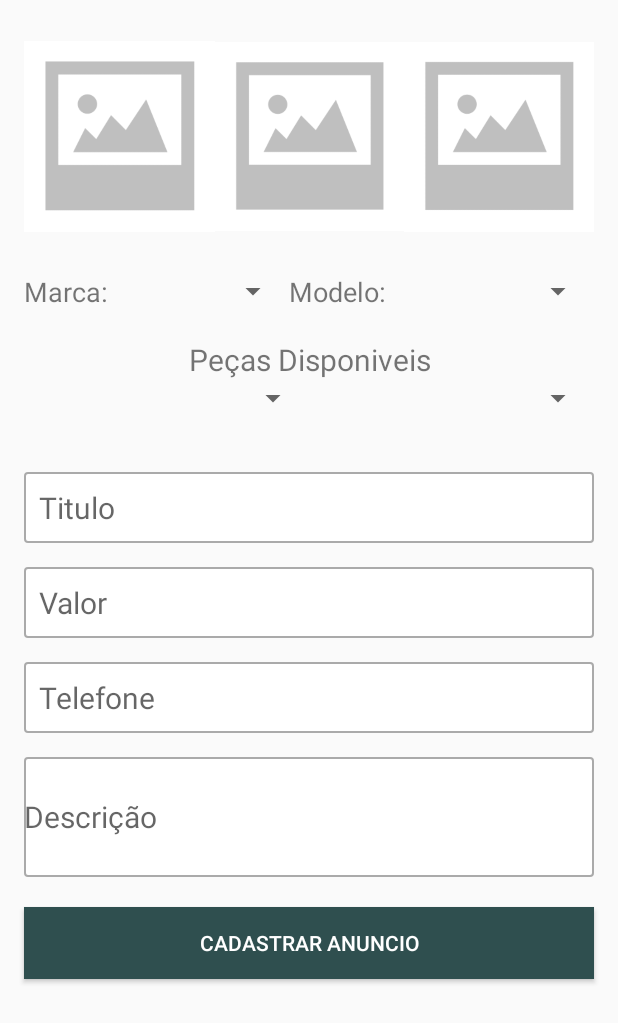
After one commit to EdsonRgr/LeilaoAutoPecasTech, an Android app: the CadastrarAnuncios screen opened directly, with no data from a screen before it, on a phone screen of 412 x 824 dp. The commit adds this screen. Shown: the top 1023 px of the screen. Run offline under Robolectric (Android 15) with nearby library versions, the phone set to English and light mode, and no system bars.

Commit message:
Tela de cadastro Anuncios

```diff
--- a/LeilaoAutoPecasTech/app/build.gradle
+++ b/LeilaoAutoPecasTech/app/build.gradle
@@ -24,6 +24,7 @@ dependencies {
     implementation fileTree(dir: 'libs', include: ['*.jar'])
     implementation 'androidx.appcompat:appcompat:1.1.0'
     implementation 'androidx.constraintlayout:constraintlayout:1.1.3'
+    implementation 'com.google.android.material:material:1.0.0'
     testImplementation 'junit:junit:4.12'
     androidTestImplementation 'androidx.test.ext:junit:1.1.1'
     androidTestImplementation 'androidx.test.espresso:espresso-core:3.2.0'
@@ -36,6 +37,7 @@ dependencies {
     implementation 'com.google.firebase:firebase-storage:19.1.0'
     implementation 'com.google.firebase:firebase-database:19.2.0'
     implementation 'com.google.firebase:firebase-core:17.2.1'
+
 }
 
 apply plugin: 'com.google.gms.google-services'
--- /dev/null
+++ b/LeilaoAutoPecasTech/app/src/main/java/com/example/leilaoautopecastech/activity/CadastrarAnuncios.java
@@ -0,0 +1,16 @@
+package com.example.leilaoautopecastech.activity;
+
+import androidx.appcompat.app.AppCompatActivity;
+
+import android.os.Bundle;
+
+import com.example.leilaoautopecastech.R;
+
+public class CadastrarAnuncios extends AppCompatActivity {
+
+    @Override
+    protected void onCreate(Bundle savedInstanceState) {
+        super.onCreate(savedInstanceState);
+        setContentView(R.layout.activity_cadastrar_anuncios);
+    }
+}
--- a/LeilaoAutoPecasTech/app/src/main/java/com/example/leilaoautopecastech/activity/LoginActivity.java
+++ b/LeilaoAutoPecasTech/app/src/main/java/com/example/leilaoautopecastech/activity/LoginActivity.java
@@ -9,7 +9,6 @@ import android.view.View;
 import android.widget.EditText;
 import android.widget.Toast;
 
-import com.example.leilaoautopecastech.MainActivity;
 import com.example.leilaoautopecastech.R;
 import com.example.leilaoautopecastech.config.configFirebase;
 import com.example.leilaoautopecastech.model.PessoaFisica;
--- a/LeilaoAutoPecasTech/app/src/main/java/com/example/leilaoautopecastech/MainActivity.java
+++ b/LeilaoAutoPecasTech/app/src/main/java/com/example/leilaoautopecastech/activity/MainActivity.java
@@ -1,8 +1,10 @@
-package com.example.leilaoautopecastech;
+package com.example.leilaoautopecastech.activity;
 
 import androidx.appcompat.app.AppCompatActivity;
 
 import android.os.Bundle;
+
+import com.example.leilaoautopecastech.R;
 
 public class MainActivity extends AppCompatActivity {
 
--- /dev/null
+++ b/LeilaoAutoPecasTech/app/src/main/res/drawable/bg_edit_text.xml
@@ -0,0 +1,10 @@
+<?xml version="1.0" encoding="utf-8"?>
+<shape xmlns:android="http://schemas.android.com/apk/res/android"
+    android:shape="rectangle">
+
+    <solid android:color="#ffffff" />
+    <stroke android:width="1dp"
+        android:color="@android:color/darker_gray" />
+    <corners android:radius="2dp" />
+
+</shape>
--- /dev/null
+++ b/LeilaoAutoPecasTech/app/src/main/res/drawable/ic_add_white_24dp.xml
@@ -0,0 +1,5 @@
+<vector android:height="24dp" android:tint="#FFFFFF"
+    android:viewportHeight="24.0" android:viewportWidth="24.0"
+    android:width="24dp" xmlns:android="http://schemas.android.com/apk/res/android">
+    <path android:fillColor="#FF000000" android:pathData="M19,13h-6v6h-2v-6H5v-2h6V5h2v6h6v2z"/>
+</vector>
--- /dev/null
+++ b/LeilaoAutoPecasTech/app/src/main/res/layout/activity_cadastrar_anuncios.xml
@@ -0,0 +1,166 @@
+<?xml version="1.0" encoding="utf-8"?>
+<ScrollView
+    xmlns:android="http://schemas.android.com/apk/res/android"
+    android:layout_width="match_parent"
+    android:layout_height="match_parent">
+
+<LinearLayout xmlns:android="http://schemas.android.com/apk/res/android"
+    xmlns:app="http://schemas.android.com/apk/res-auto"
+    xmlns:tools="http://schemas.android.com/tools"
+    android:layout_width="match_parent"
+    android:layout_height="match_parent"
+    android:clipToPadding="false"
+    android:orientation="vertical"
+    android:padding="16dp"
+    tools:context=".activity.CadastrarAnuncios">
+
+
+    <LinearLayout
+        android:layout_width="match_parent"
+        android:layout_height="150dp"
+        android:layout_marginBottom="16dp"
+        android:orientation="horizontal">
+
+        <ImageView
+            android:id="@+id/cadImgAnuncio1"
+            android:layout_width="1dp"
+            android:layout_height="wrap_content"
+            android:layout_weight="1"
+            app:srcCompat="@drawable/padrao" />
+
+        <ImageView
+            android:id="@+id/cadImgAnuncio2"
+            android:layout_width="0dp"
+            android:layout_height="wrap_content"
+            android:layout_weight="1"
+            app:srcCompat="@drawable/padrao" />
+
+        <ImageView
+            android:id="@+id/cadImgAnuncio3"
+            android:layout_width="0dp"
+            android:layout_height="wrap_content"
+            android:layout_weight="1"
+            app:srcCompat="@drawable/padrao" />
+
+    </LinearLayout>
+
+    <LinearLayout
+        android:layout_width="match_parent"
+        android:layout_height="wrap_content"
+        android:orientation="horizontal">
+
+        <TextView
+            android:id="@+id/textView8"
+            android:layout_width="60dp"
+            android:layout_height="wrap_content"
+            android:text="Marca:"
+            android:textSize="18sp" />
+
+        <Spinner
+            android:id="@+id/spinner"
+            android:layout_width="match_parent"
+            android:layout_height="wrap_content"
+            android:layout_marginBottom="20dp"
+            android:layout_weight="1" />
+
+        <TextView
+            android:id="@+id/textView9"
+            android:layout_width="351dp"
+            android:layout_height="wrap_content"
+            android:layout_weight="1"
+            android:text="Modelo:"
+            android:textSize="18sp" />
+
+        <Spinner
+            android:id="@+id/spinner3"
+            android:layout_width="match_parent"
+            android:layout_height="wrap_content"
+            android:layout_weight="1" />
+    </LinearLayout>
+
+    <TextView
+        android:id="@+id/textView10"
+        android:layout_width="380dp"
+        android:layout_height="wrap_content"
+        android:text="Peças Disponiveis"
+        android:textAlignment="center"
+        android:textSize="20sp" />
+
+    <LinearLayout
+        android:layout_width="match_parent"
+        android:layout_height="46dp"
+        android:layout_marginBottom="15sp"
+        android:orientation="horizontal">
+
+        <Spinner
+            android:id="@+id/spinner4"
+            android:layout_width="match_parent"
+            android:layout_height="wrap_content"
+            android:layout_weight="1" />
+
+        <Spinner
+            android:id="@+id/spinner5"
+            android:layout_width="match_parent"
+            android:layout_height="wrap_content"
+            android:layout_weight="1" />
+    </LinearLayout>
+
+    <EditText
+        android:id="@+id/editText"
+        android:layout_width="match_parent"
+        android:layout_height="wrap_content"
+        android:layout_marginBottom="16dp"
+        android:background="@drawable/bg_edit_text"
+        android:ems="10"
+        android:hint="Titulo"
+        android:inputType="textPersonName"
+        android:padding="10dp"
+        android:textSize="20dp" />
+
+    <EditText
+        android:id="@+id/editText2"
+        android:layout_width="match_parent"
+        android:layout_height="wrap_content"
+        android:layout_marginBottom="16dp"
+        android:background="@drawable/bg_edit_text"
+        android:ems="10"
+        android:hint="Valor"
+        android:inputType="textPersonName"
+        android:padding="10dp"
+        android:textSize="20dp" />
+
+    <EditText
+        android:id="@+id/editText4"
+        android:layout_width="match_parent"
+        android:layout_height="wrap_content"
+        android:layout_marginBottom="16dp"
+        android:background="@drawable/bg_edit_text"
+        android:ems="10"
+        android:hint="Telefone"
+        android:inputType="textPersonName"
+        android:padding="10dp"
+        android:textSize="20dp" />
+
+    <EditText
+        android:id="@+id/editText3"
+        android:layout_width="match_parent"
+        android:layout_height="80dp"
+        android:layout_marginBottom="20dp"
+        android:background="@drawable/bg_edit_text"
+        android:ems="10"
+        android:hint="Descrição"
+        android:inputType="textPersonName"
+        android:textSize="20dp" />
+
+    <Button
+        android:id="@+id/button2"
+        android:layout_width="match_parent"
+        android:layout_height="wrap_content"
+        android:text="Cadastrar Anuncio"
+        android:textColor="#ffffff"
+        android:background="#2F4F4F"/>
+
+
+</LinearLayout>
+
+</ScrollView>
--- a/LeilaoAutoPecasTech/app/src/main/res/layout/activity_main.xml
+++ b/LeilaoAutoPecasTech/app/src/main/res/layout/activity_main.xml
@@ -4,7 +4,7 @@
     xmlns:tools="http://schemas.android.com/tools"
     android:layout_width="match_parent"
     android:layout_height="match_parent"
-    tools:context=".MainActivity">
+    tools:context=".activity.MainActivity">
 
     <TextView
         android:layout_width="wrap_content"
--- /dev/null
+++ b/LeilaoAutoPecasTech/app/src/main/res/values/dimens.xml
@@ -0,0 +1,3 @@
+<resources>
+    <dimen name="fab_margin">16dp</dimen>
+</resources>
--- a/LeilaoAutoPecasTech/app/src/main/res/values/strings.xml
+++ b/LeilaoAutoPecasTech/app/src/main/res/values/strings.xml
@@ -1,3 +1,4 @@
 <resources>
     <string name="app_name">LeilaoAutoPecasTech</string>
+    <string name="title_activity_meus_anuncios">MeusAnuncios</string>
 </resources>
--- a/LeilaoAutoPecasTech/app/src/main/res/values/styles.xml
+++ b/LeilaoAutoPecasTech/app/src/main/res/values/styles.xml
@@ -1,11 +1,20 @@
 <resources>
 
     <!-- Base application theme. -->
-    <style name="AppTheme" parent="Theme.AppCompat.Light.DarkActionBar">
+    <style name="AppTheme" parent="Theme.AppCompat.Light.NoActionBar">
         <!-- Customize your theme here. -->
         <item name="colorPrimary">@color/colorPrimary</item>
         <item name="colorPrimaryDark">@color/colorPrimaryDark</item>
         <item name="colorAccent">@color/colorAccent</item>
     </style>
 
+    <style name="AppTheme.NoActionBar">
+        <item name="windowActionBar">false</item>
+        <item name="windowNoTitle">true</item>
+    </style>
+
+    <style name="AppTheme.AppBarOverlay" parent="ThemeOverlay.AppCompat.Dark.ActionBar" />
+
+    <style name="AppTheme.PopupOverlay" parent="ThemeOverlay.AppCompat.Light" />
+
 </resources>
```
Also changed, not shown: LeilaoAutoPecasTech/app/src/main/AndroidManifest.xml (+9 -2 lines), LeilaoAutoPecasTech/app/src/main/java/com/example/leilaoautopecastech/activity/MeusAnuncios.java (added, +32 -0 lines), LeilaoAutoPecasTech/app/src/main/java/com/example/leilaoautopecastech/model/Anuncio.java (added, +46 -0 lines), LeilaoAutoPecasTech/app/src/main/res/layout/activity_cadastro_pj.xml (+36 -28 lines), LeilaoAutoPecasTech/app/src/main/res/layout/activity_meus_anuncios.xml (added, +36 -0 lines), LeilaoAutoPecasTech/app/src/main/res/layout/content_meus_anuncios.xml (added, +23 -0 lines), LeilaoAutoPecasTech/app/src/main/res/drawable/padrao.png (added).
